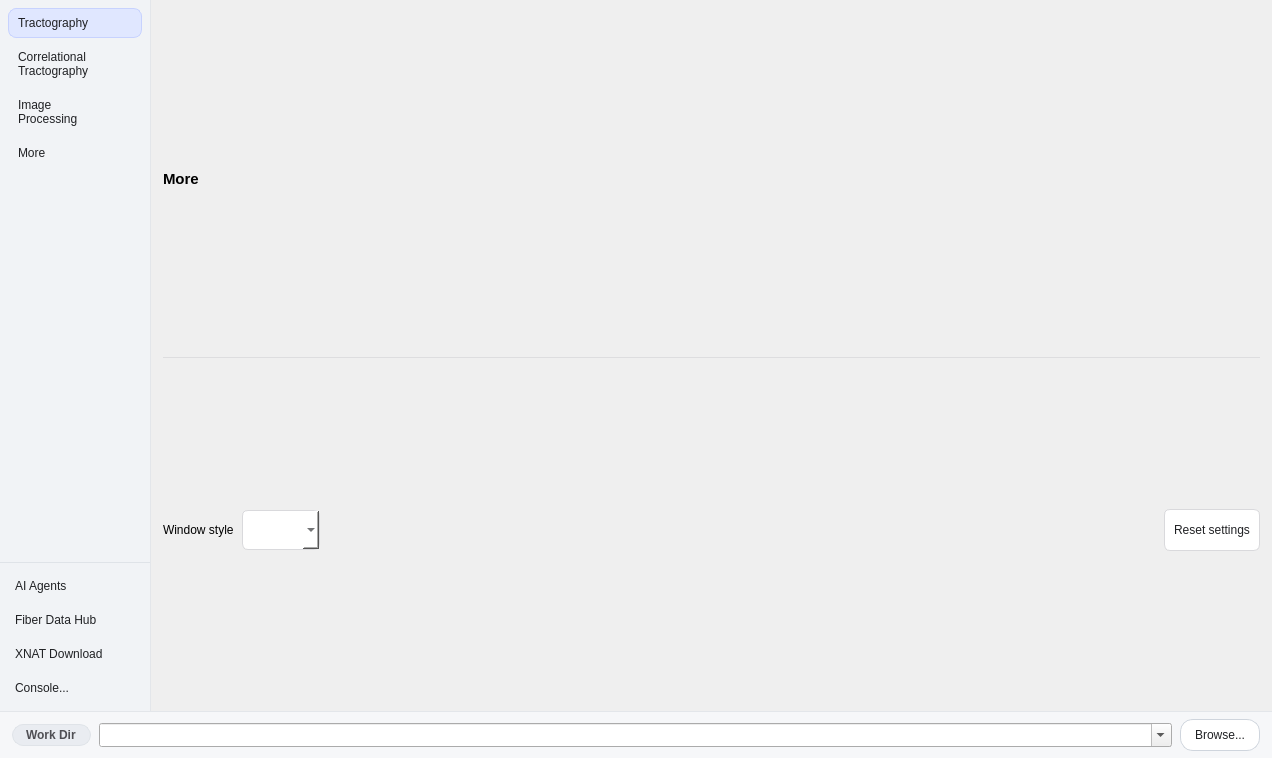
Old version of the form mainwindow.ui in the repository frankyeh/DSI-Studio.
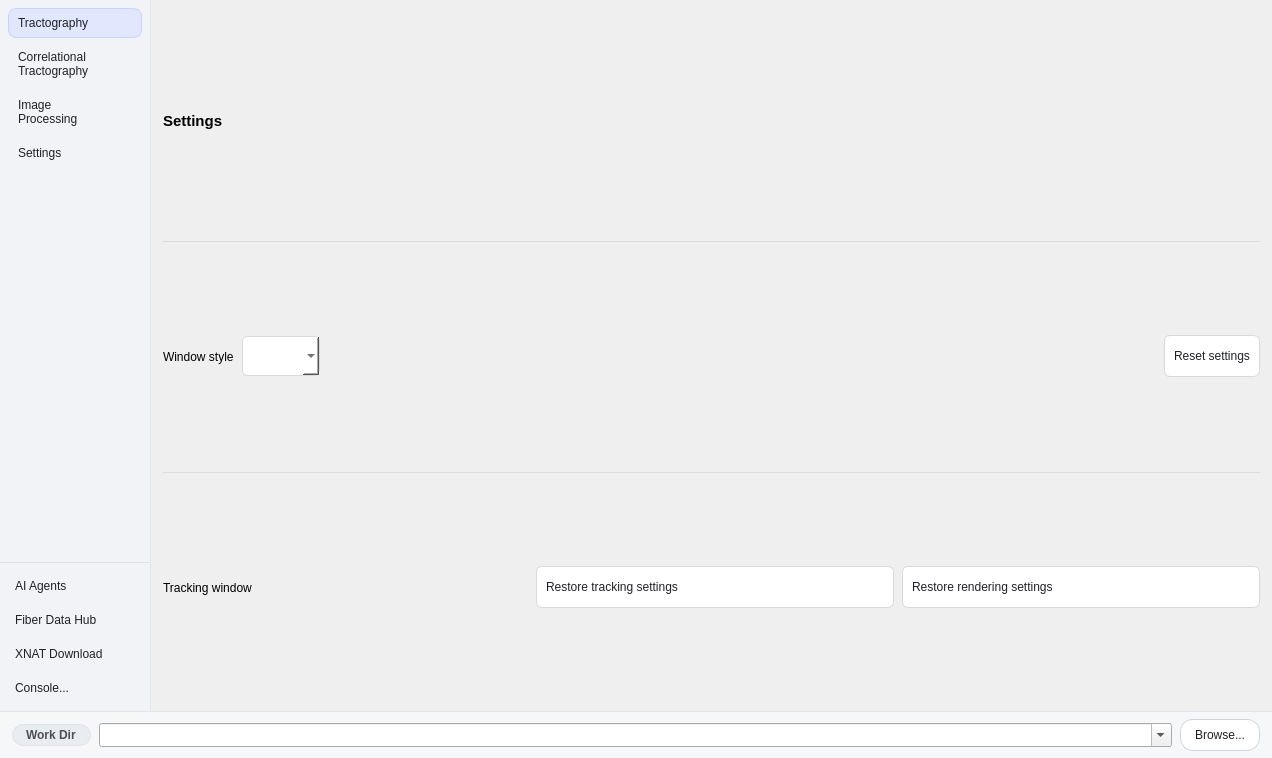
New version of the form. The open tabs and pages were chosen to show the change. Icons and pictures are not drawn.

```diff
--- a/mainwindow.ui
+++ b/mainwindow.ui
@@ -211,7 +211,7 @@
            </item>
            <item>
             <property name="text">
-             <string>More</string>
+             <string>Settings</string>
             </property>
             <property name="icon">
              <iconset resource="icons.qrc">
@@ -3216,7 +3216,8 @@
     padding: 5px 8px;
     min-height: 28px;
 }
-QFrame#tools_appearance_footer {
+QFrame#tools_appearance_footer,
+QFrame#settings_tracking_row {
     border: 0px;
     border-top: 1px solid #dddddf;
     padding-top: 8px;
@@ -3247,7 +3248,7 @@
              </font>
             </property>
             <property name="text">
-             <string>More</string>
+             <string>Settings</string>
             </property>
            </widget>
           </item>
@@ -3308,6 +3309,67 @@
             </layout>
            </widget>
           </item>
+          <item>
+           <widget class="QFrame" name="settings_tracking_row">
+            <layout class="QHBoxLayout" name="settings_tracking_row_layout">
+             <property name="spacing">
+              <number>8</number>
+             </property>
+             <property name="leftMargin">
+              <number>0</number>
+             </property>
+             <property name="topMargin">
+              <number>0</number>
+             </property>
+             <property name="rightMargin">
+              <number>0</number>
+             </property>
+             <property name="bottomMargin">
+              <number>0</number>
+             </property>
+             <item>
+              <widget class="QLabel" name="settings_tracking_label">
+               <property name="text">
+                <string>Tracking window</string>
+               </property>
+              </widget>
+             </item>
+             <item>
+              <spacer name="settings_tracking_row_spacer">
+               <property name="orientation">
+                <enum>Qt::Horizontal</enum>
+               </property>
+              </spacer>
+             </item>
+             <item>
+              <widget class="QPushButton" name="restore_tracking_settings">
+               <property name="toolTip">
+                <string>Restore the default fiber tracking parameters, in open tracking windows and the next ones</string>
+               </property>
+               <property name="statusTip">
+                <string>run reset_tracking_settings</string>
+               </property>
+               <property name="text">
+                <string>Restore tracking settings</string>
+               </property>
+              </widget>
+             </item>
+             <item>
+              <widget class="QPushButton" name="restore_rendering_settings">
+               <property name="toolTip">
+                <string>Restore the default rendering options, in open tracking windows and the next ones</string>
+               </property>
+               <property name="statusTip">
+                <string>run reset_rendering_settings</string>
+               </property>
+               <property name="text">
+                <string>Restore rendering settings</string>
+               </property>
+              </widget>
+             </item>
+            </layout>
+           </widget>
+          </item>
           <item>
            <spacer name="more_page_spacer">
             <property name="orientation">
```
